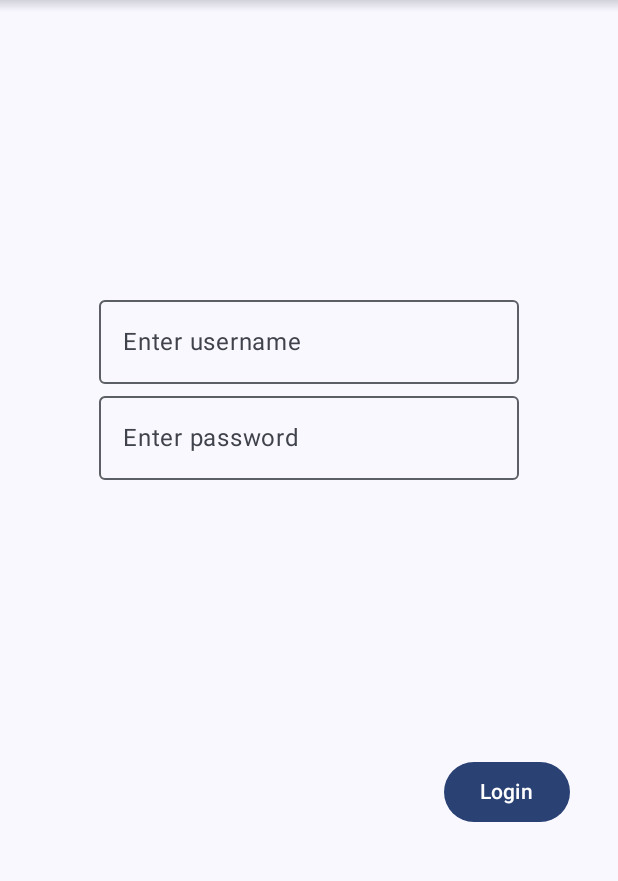
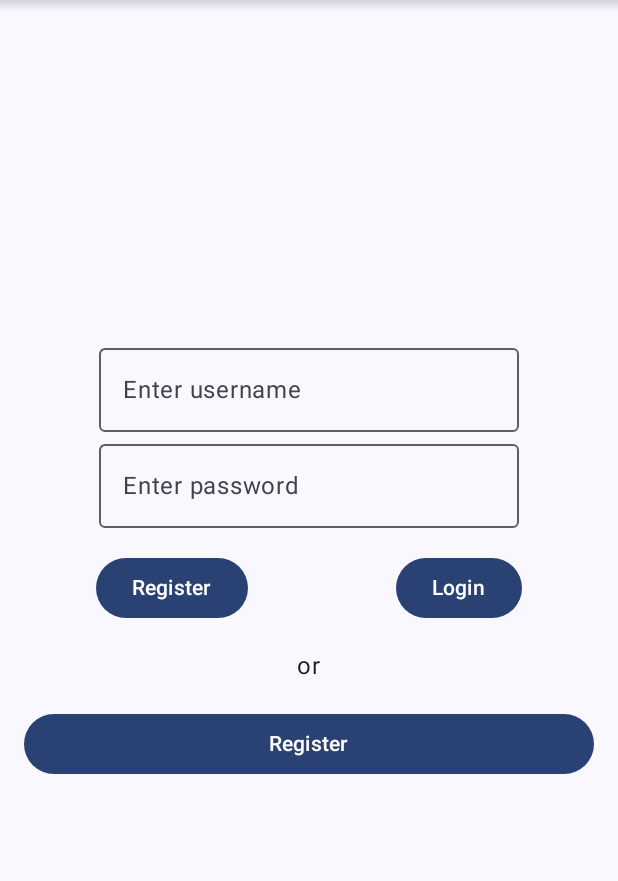
Before and after one commit to Luca-Bartoletti/ProgMob_23_24, an Android app built with Jetpack Compose: the screen it shows after launch (MainActivity), on a phone screen of 412 x 824 dp, the part 132-1013 px from its top. Run offline under Robolectric (Android 15) with nearby library versions, the light colour scheme and no system bars.

Commit message:
test interfaccia LoginScreen

```diff
--- a/app/src/main/java/com/example/betterpath/composables/Header.kt
+++ b/app/src/main/java/com/example/betterpath/composables/Header.kt
@@ -13,6 +13,7 @@ import androidx.compose.foundation.layout.fillMaxHeight
 import androidx.compose.foundation.layout.fillMaxWidth
 import androidx.compose.foundation.layout.height
 import androidx.compose.foundation.layout.padding
+import androidx.compose.foundation.layout.systemBarsPadding
 import androidx.compose.foundation.shape.CircleShape
 import androidx.compose.material3.MaterialTheme
 import androidx.compose.material3.Text
@@ -39,7 +40,8 @@ fun Header(context: Context){
         modifier = Modifier
             .background(brush)
             .fillMaxWidth()
-            .height(96.dp),
+            .height(96.dp)
+            .systemBarsPadding(),
     ){
         Row(
             horizontalArrangement = Arrangement.Start
--- a/app/src/main/java/com/example/betterpath/composables/HomeScreen.kt
+++ b/app/src/main/java/com/example/betterpath/composables/HomeScreen.kt
@@ -1,9 +1,31 @@
 package com.example.betterpath.composables
 
+import androidx.compose.foundation.layout.Box
+import androidx.compose.foundation.layout.Column
+import androidx.compose.foundation.layout.fillMaxWidth
+import androidx.compose.material3.Text
 import androidx.compose.runtime.Composable
+import androidx.compose.ui.Alignment
+import androidx.compose.ui.Modifier
+import androidx.compose.ui.platform.LocalContext
+import androidx.compose.ui.tooling.preview.Preview
 import androidx.navigation.NavController
+import org.intellij.lang.annotations.JdkConstants.HorizontalAlignment
 
 @Composable
-fun HomeScreen(navController: NavController){
-    /* TODO */
+fun HomeScreen(navController: NavController? = null){
+    val context = LocalContext.current
+    Column (
+        horizontalAlignment = Alignment.CenterHorizontally
+    ){
+        Header(context = context)
+        Text(text = "TODO")
+    }
+
 }
+
+@Preview(showBackground = true)
+@Composable
+fun HomeScreenPreview() {
+    HomeScreen()
+}
--- a/app/src/main/java/com/example/betterpath/composables/LoginScreen.kt
+++ b/app/src/main/java/com/example/betterpath/composables/LoginScreen.kt
@@ -13,6 +13,7 @@ import androidx.compose.foundation.layout.fillMaxSize
 import androidx.compose.foundation.layout.fillMaxWidth
 import androidx.compose.foundation.layout.height
 import androidx.compose.foundation.layout.padding
+import androidx.compose.foundation.layout.paddingFromBaseline
 import androidx.compose.foundation.layout.width
 import androidx.compose.foundation.shape.CircleShape
 import androidx.compose.material3.Button
@@ -26,6 +27,7 @@ import androidx.compose.ui.Modifier
 import androidx.compose.ui.draw.clip
 import androidx.compose.ui.focus.focusModifier
 import androidx.compose.ui.layout.ContentScale
+import androidx.compose.ui.layout.HorizontalAlignmentLine
 import androidx.compose.ui.modifier.ModifierLocalReadScope
 import androidx.compose.ui.platform.LocalContext
 import androidx.compose.ui.res.painterResource
@@ -43,32 +45,64 @@ fun LoginScreen(navController: NavController){
     ){
         Header(context = context)
         Column (
-            verticalArrangement = Arrangement.SpaceEvenly,
+            verticalArrangement = Arrangement.Center,
             horizontalAlignment = Alignment.CenterHorizontally,
             modifier = Modifier.fillMaxSize()
         ){
             Row {
                 LoginForm()
             }
+            Spacer(modifier = Modifier.height(16.dp))
             Row(
-                horizontalArrangement = Arrangement.End,
+                horizontalArrangement = Arrangement.SpaceBetween,
                 modifier = Modifier
                     .fillMaxWidth()
             ) {
+                Button(
+                    onClick = {
+                        // TODO implementare il controllo di username e password
+                        navController.navigate("mainRoute")
+                    },
+                    modifier = Modifier
+                        .padding(start = 64.dp),
+                    colors = ButtonDefaults.buttonColors(MaterialTheme.colorScheme.primary)
+                ){
+                    Text(text = context.getString(R.string.registration_button))
+                }
                 Button(
                     onClick = {
                               // TODO implementare il controllo di username e password
                               navController.navigate("mainRoute")
                               },
                     modifier = Modifier
-                        .padding(end = 32.dp),
+                        .padding(end = 64.dp),
                     colors = ButtonDefaults.buttonColors(MaterialTheme.colorScheme.primary)
 
                 ) {
                     Text(text = context.getString(R.string.login_button))
                 }
             }
-
+            Spacer(modifier = Modifier.height(16.dp))
+            Row(
+                horizontalArrangement = Arrangement.Center
+            ){
+                Text(text = context.getString(R.string.or_string))
+            }
+            Spacer(modifier = Modifier.height(16.dp))
+            Row(
+                horizontalArrangement = Arrangement.Center,
+                modifier = Modifier.padding(horizontal = 16.dp)
+            ) {
+                Button(
+                    onClick = {
+                        // TODO implementare l'API Google
+                    },
+                    modifier = Modifier.fillMaxWidth(),
+                    colors = ButtonDefaults.buttonColors(MaterialTheme.colorScheme.primary)
+                ){
+                    Text(text = context.getString(R.string.registration_button))
+                }
+            }
         }
     }
 
--- a/app/src/main/res/values/strings.xml
+++ b/app/src/main/res/values/strings.xml
@@ -2,4 +2,6 @@
     <string name="app_name">Better Path</string>
     <string name="login_button">Login</string>
     <string name="application_logo">application logo</string>
+    <string name="registration_button">Register</string>
+    <string name="or_string">or</string>
 </resources>
```
Also changed, not shown: 1 other file.
